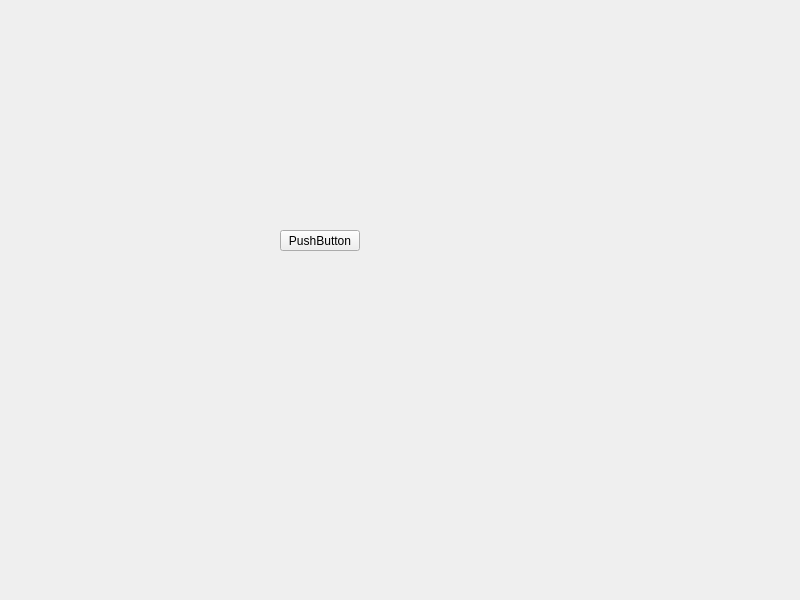
Above: Barcode-Detector/form.ui from T0uchM3/Barcode-Detector before the change. Below: the same form after it.
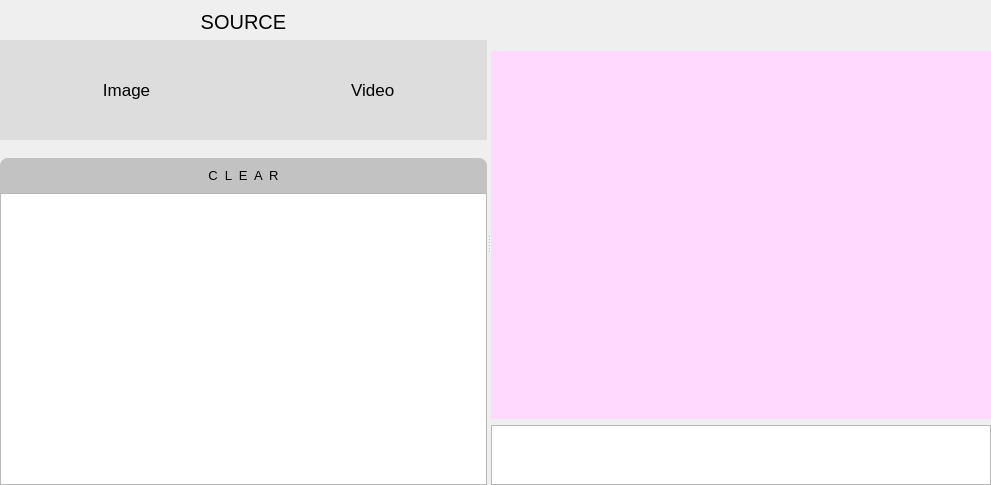
That is the form after the change. Icons and pictures are not drawn. Custom widgets are drawn as their Qt base class.

Commit message:
Major part of the UI has been made
Going frameless with the window, using "CustomizeWindowHint" flag for resizing with custom dragging from almost all points in the window

```diff
--- a/Barcode-Detector/form.ui
+++ b/Barcode-Detector/form.ui
@@ -6,27 +6,589 @@
    <rect>
     <x>0</x>
     <y>0</y>
-    <width>800</width>
-    <height>600</height>
+    <width>991</width>
+    <height>485</height>
    </rect>
   </property>
+  <property name="sizePolicy">
+   <sizepolicy hsizetype="Expanding" vsizetype="Expanding">
+    <horstretch>0</horstretch>
+    <verstretch>0</verstretch>
+   </sizepolicy>
+  </property>
+  <property name="minimumSize">
+   <size>
+    <width>991</width>
+    <height>485</height>
+   </size>
+  </property>
+  <property name="mouseTracking">
+   <bool>false</bool>
+  </property>
   <property name="windowTitle">
    <string>test</string>
   </property>
-  <widget class="QPushButton" name="pushButton">
-   <property name="geometry">
-    <rect>
-     <x>280</x>
-     <y>230</y>
-     <width>80</width>
-     <height>21</height>
-    </rect>
+  <property name="styleSheet">
+   <string notr="true"/>
+  </property>
+  <layout class="QVBoxLayout" name="verticalLayout_3">
+   <property name="sizeConstraint">
+    <enum>QLayout::SetMinimumSize</enum>
    </property>
-   <property name="text">
-    <string>PushButton</string>
+   <property name="leftMargin">
+    <number>0</number>
    </property>
-  </widget>
+   <property name="topMargin">
+    <number>0</number>
+   </property>
+   <property name="rightMargin">
+    <number>0</number>
+   </property>
+   <property name="bottomMargin">
+    <number>0</number>
+   </property>
+   <item>
+    <widget class="QSplitter" name="splitter">
+     <property name="enabled">
+      <bool>true</bool>
+     </property>
+     <property name="sizePolicy">
+      <sizepolicy hsizetype="Expanding" vsizetype="Expanding">
+       <horstretch>1</horstretch>
+       <verstretch>0</verstretch>
+      </sizepolicy>
+     </property>
+     <property name="sizeIncrement">
+      <size>
+       <width>1</width>
+       <height>1</height>
+      </size>
+     </property>
+     <property name="styleSheet">
+      <string notr="true"/>
+     </property>
+     <property name="frameShape">
+      <enum>QFrame::NoFrame</enum>
+     </property>
+     <property name="frameShadow">
+      <enum>QFrame::Raised</enum>
+     </property>
+     <property name="lineWidth">
+      <number>5</number>
+     </property>
+     <property name="midLineWidth">
+      <number>5</number>
+     </property>
+     <property name="orientation">
+      <enum>Qt::Horizontal</enum>
+     </property>
+     <property name="opaqueResize">
+      <bool>true</bool>
+     </property>
+     <widget class="QWidget" name="gridLayoutWidget">
+      <layout class="QGridLayout" name="gridLayout" columnminimumwidth="0">
+       <property name="sizeConstraint">
+        <enum>QLayout::SetDefaultConstraint</enum>
+       </property>
+       <item row="1" column="0">
+        <layout class="QVBoxLayout" name="verticalLayout_2">
+         <property name="topMargin">
+          <number>10</number>
+         </property>
+         <property name="bottomMargin">
+          <number>12</number>
+         </property>
+         <item>
+          <widget class="QLabel" name="label">
+           <property name="font">
+            <font>
+             <pointsize>15</pointsize>
+            </font>
+           </property>
+           <property name="text">
+            <string>SOURCE</string>
+           </property>
+           <property name="alignment">
+            <set>Qt::AlignCenter</set>
+           </property>
+          </widget>
+         </item>
+         <item>
+          <widget class="QStackedWidget" name="stackedWidget">
+           <property name="sizePolicy">
+            <sizepolicy hsizetype="Preferred" vsizetype="Maximum">
+             <horstretch>0</horstretch>
+             <verstretch>0</verstretch>
+            </sizepolicy>
+           </property>
+           <property name="minimumSize">
+            <size>
+             <width>0</width>
+             <height>100</height>
+            </size>
+           </property>
+           <property name="maximumSize">
+            <size>
+             <width>16777215</width>
+             <height>16777215</height>
+            </size>
+           </property>
+           <property name="styleSheet">
+            <string notr="true">background-color: rgb(221, 221, 221);</string>
+           </property>
+           <property name="frameShape">
+            <enum>QFrame::NoFrame</enum>
+           </property>
+           <property name="currentIndex">
+            <number>0</number>
+           </property>
+           <widget class="QWidget" name="page">
+            <property name="styleSheet">
+             <string notr="true"/>
+            </property>
+            <layout class="QHBoxLayout" name="horizontalLayout_2">
+             <property name="spacing">
+              <number>50</number>
+             </property>
+             <property name="sizeConstraint">
+              <enum>QLayout::SetDefaultConstraint</enum>
+             </property>
+             <property name="leftMargin">
+              <number>20</number>
+             </property>
+             <property name="topMargin">
+              <number>10</number>
+             </property>
+             <property name="rightMargin">
+              <number>20</number>
+             </property>
+             <property name="bottomMargin">
+              <number>10</number>
+             </property>
+             <item>
+              <widget class="QPushButton" name="picButton">
+               <property name="font">
+                <font>
+                 <pointsize>13</pointsize>
+                </font>
+               </property>
+               <property name="styleSheet">
+                <string notr="true">QPushButton#picButton {
+   /*color: rgb(255, 255, 255);*/
+   background-color:rgb(255, 255, 255);
+padding: 10px;
+}
+
+QPushButton#picButton:hover {
+    background-color: rgb(255, 70, 73);
+    border-top-left-radius: 8px;
+    border-bottom-left-radius: 8px;
+padding: 10px;
+}
+
+QPushButton#picButton:pressed {
+    background-color: rgb(255, 102, 105);
+    border-top-left-radius: 8px;
+    border-bottom-left-radius: 8px;
+padding: 10px;
+}
+</string>
+               </property>
+               <property name="text">
+                <string>   Image</string>
+               </property>
+               <property name="icon">
+                <iconset>
+                 <normalon>../../../../Desktop/photo-camera.png</normalon>
+                </iconset>
+               </property>
+               <property name="iconSize">
+                <size>
+                 <width>26</width>
+                 <height>29</height>
+                </size>
+               </property>
+               <property name="flat">
+                <bool>true</bool>
+               </property>
+              </widget>
+             </item>
+             <item>
+              <widget class="QPushButton" name="vidButton">
+               <property name="sizePolicy">
+                <sizepolicy hsizetype="Minimum" vsizetype="Fixed">
+                 <horstretch>0</horstretch>
+                 <verstretch>0</verstretch>
+                </sizepolicy>
+               </property>
+               <property name="font">
+                <font>
+                 <pointsize>13</pointsize>
+                </font>
+               </property>
+               <property name="styleSheet">
+                <string notr="true">QPushButton#vidButton {
+   /*color: rgb(255, 255, 255);*/
+   background-color:rgb(255, 255, 255);
+padding: 10px;
+}
+
+QPushButton#vidButton:hover {
+    background-color: rgb(255, 70, 73);
+    border-top-right-radius: 8px;
+    border-bottom-right-radius: 8px;
+padding: 10px;
+}
+
+QPushButton#vidButton:pressed {
+    background-color: rgb(255, 102, 105);
+    border-top-right-radius: 8px;
+    border-bottom-right-radius: 8px;
+padding: 10px;
+}
+</string>
+               </property>
+               <property name="text">
+                <string>  Video</string>
+               </property>
+               <property name="icon">
+                <iconset>
+                 <normalon>../../../../Desktop/video-camera (1).png</normalon>
+                </iconset>
+               </property>
+               <property name="iconSize">
+                <size>
+                 <width>26</width>
+                 <height>29</height>
+                </size>
+               </property>
+               <property name="flat">
+                <bool>true</bool>
+               </property>
+              </widget>
+             </item>
+            </layout>
+           </widget>
+           <widget class="QWidget" name="page_2">
+            <property name="styleSheet">
+             <string notr="true"/>
+            </property>
+            <layout class="QHBoxLayout" name="horizontalLayout_3">
+             <item>
+              <widget class="QPushButton" name="pushButton_5">
+               <property name="text">
+                <string>PushButton</string>
+               </property>
+               <property name="icon">
+                <iconset>
+                 <normalon>../../../../Desktop/camera.png</normalon>
+                </iconset>
+               </property>
+              </widget>
+             </item>
+             <item>
+              <widget class="QPushButton" name="pushButton_4">
+               <property name="styleSheet">
+                <string notr="true">font: 9pt &quot;Isoline&quot;;
+
+border-color: rgb(0, 0, 0);
+
+background-color: rgb(123, 139, 111);
+
+color: rgb(255, 255, 255);
+border-top-left-radius: 8px;
+border-bottom-left-radius: 8px;
+/*border-radius: 10px;
+*/
+padding: 8;</string>
+               </property>
+               <property name="text">
+                <string>PushButton</string>
+               </property>
+              </widget>
+             </item>
+            </layout>
+           </widget>
+          </widget>
+         </item>
+        </layout>
+       </item>
+       <item row="2" column="0">
+        <layout class="QVBoxLayout" name="verticalLayout">
+         <property name="spacing">
+          <number>0</number>
+         </property>
+         <property name="topMargin">
+          <number>0</number>
+         </property>
+         <item>
+          <widget class="QPushButton" name="clearButton">
+           <property name="font">
+            <font>
+             <family>MS Shell Dlg 2</family>
+             <pointsize>10</pointsize>
+             <weight>50</weight>
+             <bold>false</bold>
+            </font>
+           </property>
+           <property name="styleSheet">
+            <string notr="true">QPushButton#clearButton {
+   background-color:rgb(194, 194, 194);
+padding: 10px;
+    border-top-right-radius: 8px;
+    border-top-left-radius: 8px;
+
+}
+
+QPushButton#clearButton:hover {
+    background-color: rgb(255, 70, 73);
+    border-top-right-radius: 8px;
+    border-top-left-radius: 8px;
+padding: 10px;
+}
+
+QPushButton#clearButton:pressed {
+    background-color: rgb(255, 102, 105);
+    border-top-right-radius: 8px;
+    border-top-left-radius: 8px;
+padding: 10px;
+}
+</string>
+           </property>
+           <property name="text">
+            <string>C  L  E  A  R</string>
+           </property>
+           <property name="flat">
+            <bool>true</bool>
+           </property>
+          </widget>
+         </item>
+         <item>
+          <widget class="QListWidget" name="picList">
+           <property name="styleSheet">
+            <string notr="true"/>
+           </property>
+           <property name="sizeAdjustPolicy">
+            <enum>QAbstractScrollArea::AdjustToContents</enum>
+           </property>
+           <property name="dragEnabled">
+            <bool>true</bool>
+           </property>
+           <property name="alternatingRowColors">
+            <bool>true</bool>
+           </property>
+           <property name="resizeMode">
+            <enum>QListView::Adjust</enum>
+           </property>
+          </widget>
+         </item>
+        </layout>
+       </item>
+       <item row="0" column="0">
+        <layout class="QVBoxLayout" name="verticalLayout_4">
+         <property name="topMargin">
+          <number>0</number>
+         </property>
+        </layout>
+       </item>
+      </layout>
+     </widget>
+     <widget class="QWidget" name="gridLayoutWidget_2">
+      <layout class="QGridLayout" name="gridLayout_2">
+       <item row="1" column="0">
+        <widget class="QLabel" name="label_2">
+         <property name="sizePolicy">
+          <sizepolicy hsizetype="Expanding" vsizetype="Expanding">
+           <horstretch>0</horstretch>
+           <verstretch>0</verstretch>
+          </sizepolicy>
+         </property>
+         <property name="minimumSize">
+          <size>
+           <width>0</width>
+           <height>0</height>
+          </size>
+         </property>
+         <property name="font">
+          <font>
+           <pointsize>11</pointsize>
+           <weight>50</weight>
+           <bold>false</bold>
+          </font>
+         </property>
+         <property name="styleSheet">
+          <string notr="true">background-color: rgb(255, 217, 254);</string>
+         </property>
+         <property name="text">
+          <string/>
+         </property>
+         <property name="pixmap">
+          <pixmap>../../../../Desktop/Screenshot 2021-04-28 110254.png</pixmap>
+         </property>
+         <property name="scaledContents">
+          <bool>true</bool>
+         </property>
+         <property name="alignment">
+          <set>Qt::AlignCenter</set>
+         </property>
+        </widget>
+       </item>
+       <item row="2" column="0">
+        <widget class="QPlainTextEdit" name="plainTextEdit">
+         <property name="sizePolicy">
+          <sizepolicy hsizetype="Expanding" vsizetype="Maximum">
+           <horstretch>0</horstretch>
+           <verstretch>0</verstretch>
+          </sizepolicy>
+         </property>
+         <property name="minimumSize">
+          <size>
+           <width>0</width>
+           <height>30</height>
+          </size>
+         </property>
+         <property name="maximumSize">
+          <size>
+           <width>16777215</width>
+           <height>60</height>
+          </size>
+         </property>
+         <property name="readOnly">
+          <bool>false</bool>
+         </property>
+         <property name="backgroundVisible">
+          <bool>false</bool>
+         </property>
+        </widget>
+       </item>
+       <item row="0" column="0">
+        <widget class="DragBar" name="DragBar" native="true">
+         <layout class="QHBoxLayout" name="horizontalLayout">
+          <property name="topMargin">
+           <number>8</number>
+          </property>
+          <property name="rightMargin">
+           <number>10</number>
+          </property>
+          <property name="bottomMargin">
+           <number>1</number>
+          </property>
+          <item>
+           <spacer name="horizontalSpacer">
+            <property name="orientation">
+             <enum>Qt::Horizontal</enum>
+            </property>
+            <property name="sizeHint" stdset="0">
+             <size>
+              <width>40</width>
+              <height>20</height>
+             </size>
+            </property>
+           </spacer>
+          </item>
+          <item>
+           <widget class="QPushButton" name="minimizeButton">
+            <property name="styleSheet">
+             <string notr="true">QPushButton#minimizeButton {
+   /*color: rgb(255, 255, 255);*/
+   background-color:rgb(255, 255, 255);
+padding: 10px;
+}
+
+QPushButton#minimizeButton:hover {
+    background-color:rgb(150, 150, 150);
+    border-top-left-radius: 8px;
+    border-bottom-left-radius: 8px;
+padding: 10px;
+}
+
+QPushButton#minimizeButton:pressed {
+    background-color:rgb(165, 165, 165);
+    border-top-left-radius: 8px;
+    border-bottom-left-radius: 8px;
+padding: 10px;
+}
+</string>
+            </property>
+            <property name="text">
+             <string/>
+            </property>
+            <property name="icon">
+             <iconset>
+              <normalon>../../../../Desktop/minus-sign.png</normalon>
+             </iconset>
+            </property>
+            <property name="iconSize">
+             <size>
+              <width>16</width>
+              <height>16</height>
+             </size>
+            </property>
+            <property name="flat">
+             <bool>true</bool>
+            </property>
+           </widget>
+          </item>
+          <item>
+           <widget class="QPushButton" name="closeButton">
+            <property name="styleSheet">
+             <string notr="true">QPushButton#closeButton {
+   /*color: rgb(255, 255, 255);*/
+   background-color:rgb(255, 255, 255);
+padding: 10px;
+}
+
+QPushButton#closeButton:hover {
+    background-color: rgb(255, 70, 73);
+    border-top-right-radius: 8px;
+    border-bottom-right-radius: 8px;
+padding: 10px;
+}
+
+QPushButton#closeButton:pressed {
+    background-color: rgb(255, 102, 105);
+    border-top-right-radius: 8px;
+    border-bottom-right-radius: 8px;
+padding: 10px;
+}
+</string>
+            </property>
+            <property name="text">
+             <string/>
+            </property>
+            <property name="icon">
+             <iconset>
+              <normalon>../../../../Desktop/cancel (1).png</normalon>
+             </iconset>
+            </property>
+            <property name="iconSize">
+             <size>
+              <width>16</width>
+              <height>16</height>
+             </size>
+            </property>
+            <property name="flat">
+             <bool>true</bool>
+            </property>
+           </widget>
+          </item>
+         </layout>
+        </widget>
+       </item>
+      </layout>
+     </widget>
+    </widget>
+   </item>
+  </layout>
  </widget>
+ <customwidgets>
+  <customwidget>
+   <class>DragBar</class>
+   <extends>QWidget</extends>
+   <header>dragbar.h</header>
+   <container>1</container>
+  </customwidget>
+ </customwidgets>
  <resources/>
  <connections/>
 </ui>
```
Left out of the diff: 4 changed lines with no effect on the pictures. The commit also changes 3 other files.
